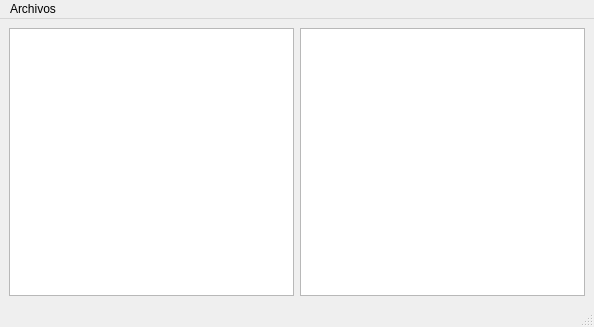
Before: the Qt Designer form Proyecto/fileexplorer.ui in Chavarria18/SO, drawn with Qt 5.
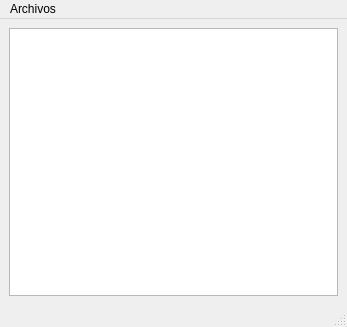
After: the same form once the commit is applied.

Patch:
```diff
--- a/Proyecto/fileexplorer.ui
+++ b/Proyecto/fileexplorer.ui
@@ -6,7 +6,7 @@
    <rect>
     <x>0</x>
     <y>0</y>
-    <width>594</width>
+    <width>347</width>
     <height>327</height>
    </rect>
   </property>
@@ -18,9 +18,6 @@
     <item row="0" column="0">
      <widget class="QListView" name="listView"/>
     </item>
-    <item row="0" column="1">
-     <widget class="QListWidget" name="listWidget"/>
-    </item>
    </layout>
   </widget>
   <widget class="QMenuBar" name="menubar">
@@ -28,7 +25,7 @@
     <rect>
      <x>0</x>
      <y>0</y>
-     <width>594</width>
+     <width>347</width>
      <height>22</height>
     </rect>
    </property>
```
Left out of the diff: 5 changed lines with no effect on the pictures.
